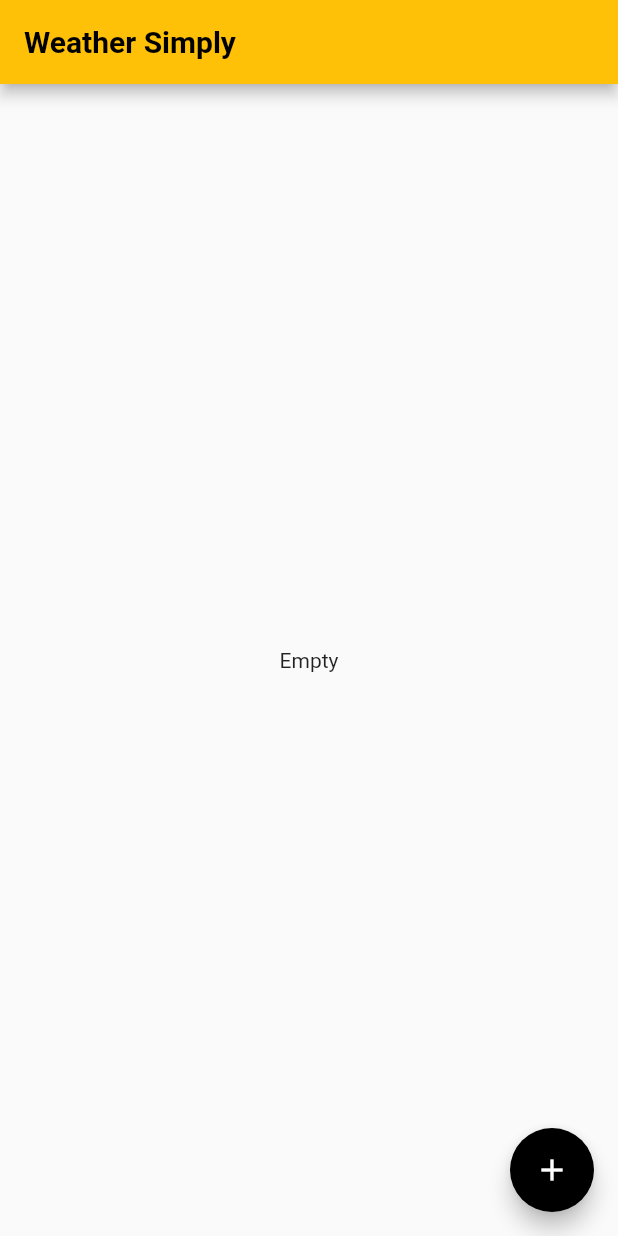
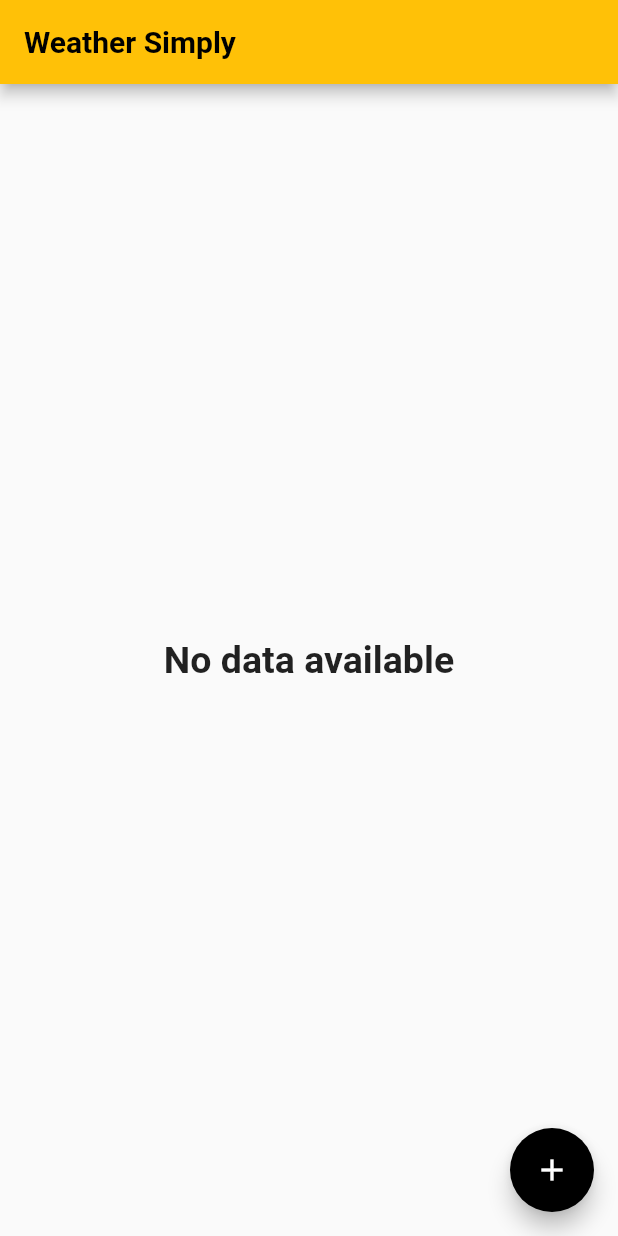
Before and after one commit to kishan2612/Weather-simply-Flutter, a Flutter app: the screen it shows after launch, on a phone screen of 412 x 824 dp. Run offline on Flutter 3.47's test engine with Material 2 defaults, Android fonts, the phone set to English and light mode, and no system bars; our stand-ins replace flutter_svg, rxdart, sqflite; accounts and stored records are empty; Roboto replaces fonts that are missing (Sans).

```diff
--- a/lib/Repository/Database/DatabaseHelper.dart
+++ b/lib/Repository/Database/DatabaseHelper.dart
@@ -103,7 +103,6 @@ Future<List<UpdateCity>> getAllCityNamesfromDB() async{
     updateCityList.add(new UpdateCity(updatecityMap[i]["id"],updatecityMap[i]["city"]));
   }
   print("Update City Map "+updatecityMap.toString());
-  print("Update city Map count "+ updatecityMap.length.toString());
   return updateCityList;
 }
 
--- a/lib/main.dart
+++ b/lib/main.dart
@@ -106,7 +106,12 @@ class _MainBodyState extends State<MainBody> with WidgetsBindingObserver {
             if (snapshot.data.isEmpty) {
               return Center(
                 child: Container(
-                  child: Text("Empty"),
+                  child: Text("No data available",
+                  style: TextStyle(
+                    fontSize: 25,
+                    fontWeight: FontWeight.bold,
+
+                  ),),
                 ),
               );
             } else {
@@ -202,6 +207,7 @@ class _MainBodyState extends State<MainBody> with WidgetsBindingObserver {
     print("OnRefresh");
     await Future.delayed(const Duration(seconds: 3), () async {
       _mainUiBloc.onRefreshPulled().then((resultBoolean) {
+        print("result boolean $resultBoolean");
         if (resultBoolean) {
           print("Successfully updated data");
           Scaffold.of(context).showSnackBar(SnackBar(
```
Also changed, not shown: lib/Repository/Network/CallAndParse.dart (+6 -7 lines), lib/Ui/Bloc/MainViewBloc.dart (+6 -4 lines), lib/Ui/Weatherviewdetails/WeatherImage.dart (+7 -8 lines).
